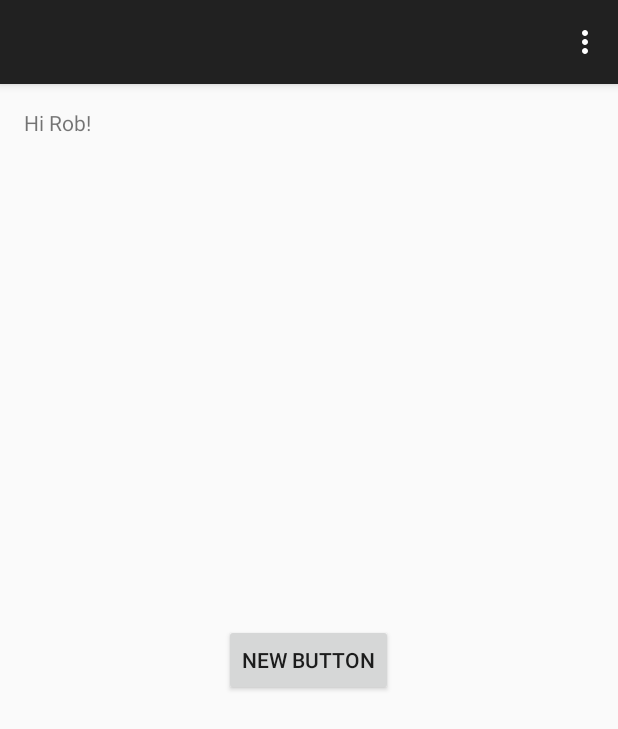
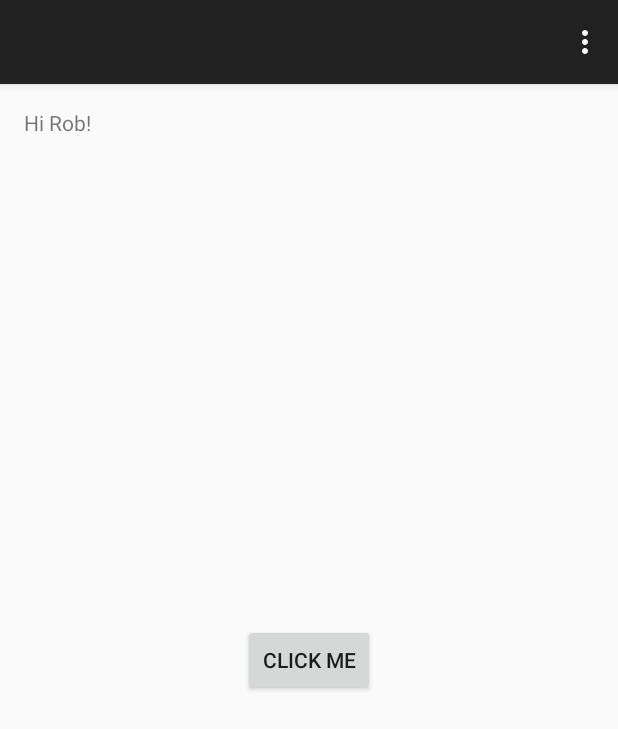
Before and after one commit to RafalSladek/udemy_android_build_14_apps, an Android app: the screen it shows after launch (MainActivity), on a phone screen of 412 x 824 dp. Shown: the top 729 px of the screen. Run offline under Robolectric (Android 15) with nearby library versions, the phone set to English and light mode, and no system bars.

Commit message:
change text on button

```diff
--- a/2.6_MyFirstAndroidApp/app/src/main/res/layout/activity_main.xml
+++ b/2.6_MyFirstAndroidApp/app/src/main/res/layout/activity_main.xml
@@ -9,7 +9,7 @@
     <Button
         android:layout_width="wrap_content"
         android:layout_height="wrap_content"
-        android:text="New Button"
+        android:text="Click me"
         android:id="@+id/button"
         android:layout_centerVertical="true" android:layout_centerHorizontal="true" android:onClick="clickFunction"/>
     <TextView android:text="Hi Rob!" android:layout_width="wrap_content"
```
